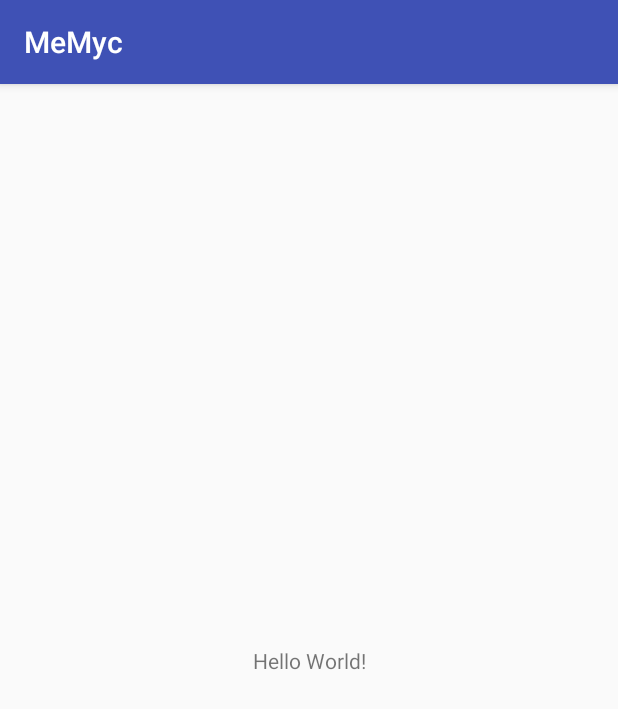
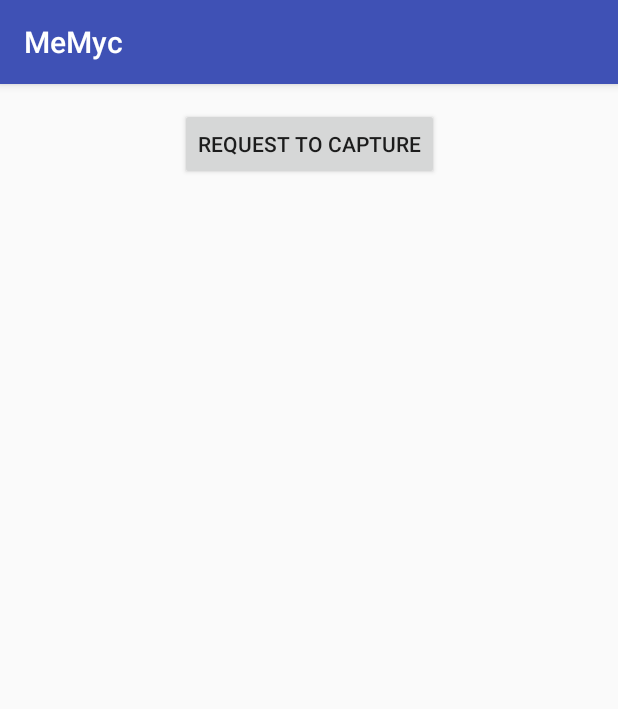
Before and after one commit to AnwarShahriar/MeMyc, an Android app: the screen it shows after launch (MainActivity), on a phone screen of 412 x 824 dp. Shown: the top 709 px of the screen. Run offline under Robolectric (Android 15) with nearby library versions, the phone set to English and light mode, and no system bars.

Commit message:
Initial UI binding added

```diff
--- a/memyc-android/app/src/main/java/me/anwarshahriar/memyc/MainActivity.kt
+++ b/memyc-android/app/src/main/java/me/anwarshahriar/memyc/MainActivity.kt
@@ -1,12 +1,35 @@
 package me.anwarshahriar.memyc
 
+import android.content.Context
+import android.content.Intent
+import android.media.projection.MediaProjectionManager
 import android.support.v7.app.AppCompatActivity
 import android.os.Bundle
+import android.widget.Button
+import android.widget.Toast
 
 class MainActivity : AppCompatActivity() {
+
+  var screenCaptureIntent: Intent? = null
+
+  val requestCaptureButton: Lazy<Button> = lazy { findViewById<Button>(R.id.capture_request_button) }
 
   override fun onCreate(savedInstanceState: Bundle?) {
     super.onCreate(savedInstanceState)
     setContentView(R.layout.activity_main)
+
+    init()
+  }
+
+  private fun init() {
+    prepareCaptureIntent()
+    requestCaptureButton.value.setOnClickListener {
+      Toast.makeText(this, "Hello Memyc", Toast.LENGTH_LONG).show()
+    }
+  }
+
+  private fun prepareCaptureIntent() {
+    val projectionManager = getSystemService(Context.MEDIA_PROJECTION_SERVICE) as MediaProjectionManager
+    screenCaptureIntent = projectionManager.createScreenCaptureIntent()
   }
 }
--- a/memyc-android/app/src/main/res/layout/activity_main.xml
+++ b/memyc-android/app/src/main/res/layout/activity_main.xml
@@ -6,16 +6,20 @@
     android:layout_width="match_parent"
     android:layout_height="match_parent"
     tools:context="me.anwarshahriar.memyc.MainActivity"
+    tools:layout_editor_absoluteY="81dp"
+    tools:layout_editor_absoluteX="0dp"
     >
 
-  <TextView
+  <Button
+      android:id="@+id/capture_request_button"
       android:layout_width="wrap_content"
       android:layout_height="wrap_content"
-      android:text="Hello World!"
-      app:layout_constraintBottom_toBottomOf="parent"
-      app:layout_constraintLeft_toLeftOf="parent"
-      app:layout_constraintRight_toRightOf="parent"
+      android:text="Request to Capture"
+      tools:layout_editor_absoluteX="107dp"
+      tools:layout_editor_absoluteY="16dp"
       app:layout_constraintTop_toTopOf="parent"
+      app:layout_constraintStart_toStartOf="parent"
+      android:layout_marginTop="16dp"
+      app:layout_constraintEnd_toEndOf="parent"
       />
-
 </android.support.constraint.ConstraintLayout>
```
